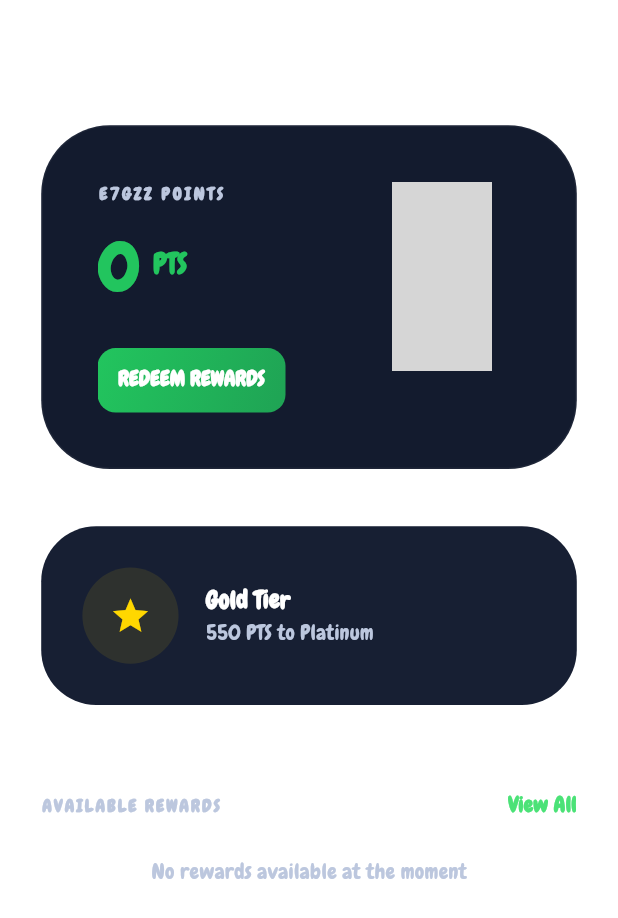
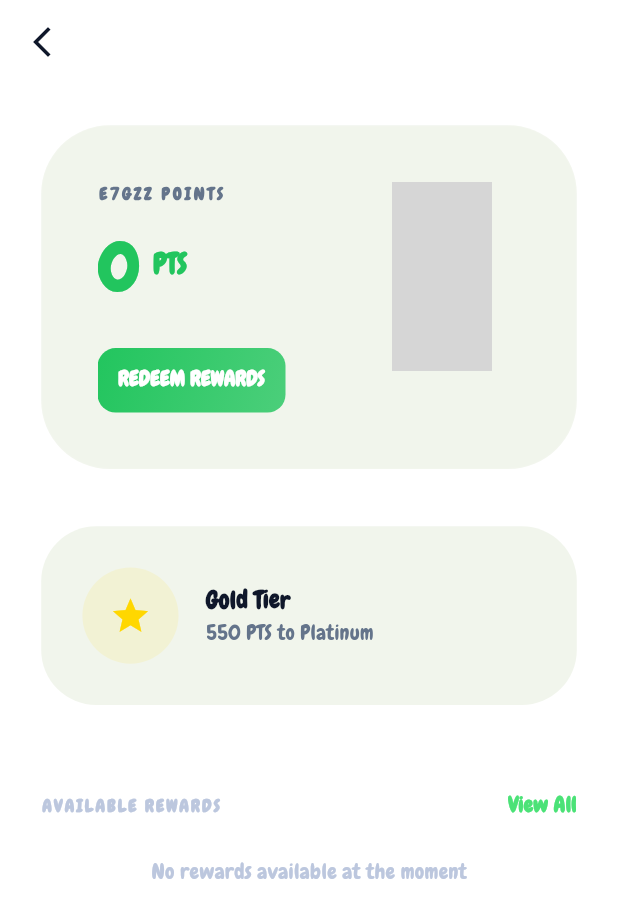
Before and after one commit to Omar-Einstein7/e7gz_app, a Flutter app: the LoyaltyRewardsScreen screen opened by its route, on a phone screen of 412 x 824 dp. Shown: the top 918 px of the screen. Run offline on Flutter 3.47's test engine with Material 3 defaults, Android fonts, the light colour scheme and no system bars; drawn by our look-alikes of skeletonizer; our stand-ins replace cached_network_image, device_info_plus, dio, easy_localization, equatable, flutter_animate and 23 more; missing offline and left inert: app_version_update; accounts and stored records are empty; network calls fail; grey boxes are pictures that could not be loaded.

```diff
--- a/lib/src/features/admin/presentation/layout/admin_layout.dart
+++ b/lib/src/features/admin/presentation/layout/admin_layout.dart
@@ -58,6 +58,7 @@ class _AdminLayoutState extends State<AdminLayout>
 
     return SafeArea(
       child: Scaffold(
+        backgroundColor: AdminColors.bg,
         drawer: isDesktop
             ? null
             : Drawer(
--- a/lib/src/features/profile/presentation/screens/loyalty_rewards_screen.dart
+++ b/lib/src/features/profile/presentation/screens/loyalty_rewards_screen.dart
@@ -17,8 +17,12 @@ class LoyaltyRewardsScreen extends StatelessWidget {
         backgroundColor: Colors.transparent,
         elevation: 0,
         leading: IconButton(
-          icon: const Icon(Icons.arrow_back, color: Colors.white),
-          onPressed: () => context.pop(),
+          icon: Icon(
+        Icons.arrow_back_ios_new,
+            color: colors.onSurface,
+          ), onPressed: () {
+            context.pop();
+          },
         ),
         title: Text(
           'profile.loyalty_program'.tr(),
@@ -46,7 +50,7 @@ class LoyaltyRewardsScreen extends StatelessWidget {
                   width: double.infinity,
                   padding: EdgeInsets.all(32.w),
                   decoration: BoxDecoration(
-                    color: const Color(0xFF131B2E),
+                    color:  colors.surfaceContainerLow,
                     borderRadius: BorderRadius.circular(40.r),
                     border: Border.all(
                       color: Colors.white.withValues(alpha: 0.05),
@@ -69,7 +73,7 @@ class LoyaltyRewardsScreen extends StatelessWidget {
                           Text(
                             'profile.e7gzz_points'.tr().toUpperCase(),
                             style: TextStyle(
-                              color: const Color(0xFFBCC7DE),
+                             color: colors.onSurfaceVariant,
                               fontSize: 10.sp,
                               fontWeight: FontWeight.w900,
                               letterSpacing: 2,
@@ -129,7 +133,7 @@ class LoyaltyRewardsScreen extends StatelessWidget {
                 Container(
                   padding: EdgeInsets.all(24.w),
                   decoration: BoxDecoration(
-                    color: const Color(0xFF171F33),
+                    color: colors.surfaceContainerLow,
                     borderRadius: BorderRadius.circular(32.r),
                   ),
                   child: Row(
@@ -155,7 +159,7 @@ class LoyaltyRewardsScreen extends StatelessWidget {
                             Text(
                               tier['currentTier'] ?? 'profile.gold_tier'.tr(),
                               style: tt.titleMedium?.copyWith(
-                                color: Colors.white,
+                                color: colors.onSurface,
                                 fontWeight: FontWeight.bold,
                               ),
                             ),
@@ -163,7 +167,7 @@ class LoyaltyRewardsScreen extends StatelessWidget {
                               tier['nextTierInfo'] ??
                                   'profile.next_tier_desc'.tr(),
                               style: TextStyle(
-                                color: const Color(0xFFBCC7DE),
+                              color: colors.onSurfaceVariant,
                                 fontSize: 12.sp,
                               ),
                             ),
```
Also changed, not shown: lib/src/features/home/presentation/widgets/near_location_list.dart (+12 -12 lines), lib/src/features/matchmaking/presentation/screens/match_details_screen.dart (+29 -1 lines).
